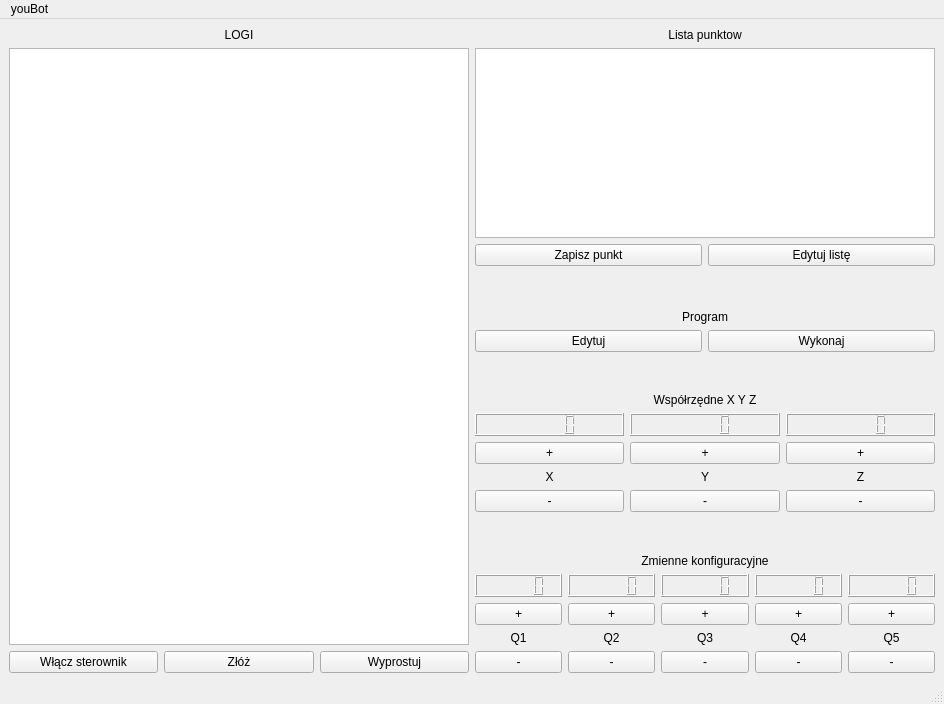
The window that gui_ros_template/ui/main_window.ui (arek-szczech/youbot) describes before a commit, drawn with Qt 5.
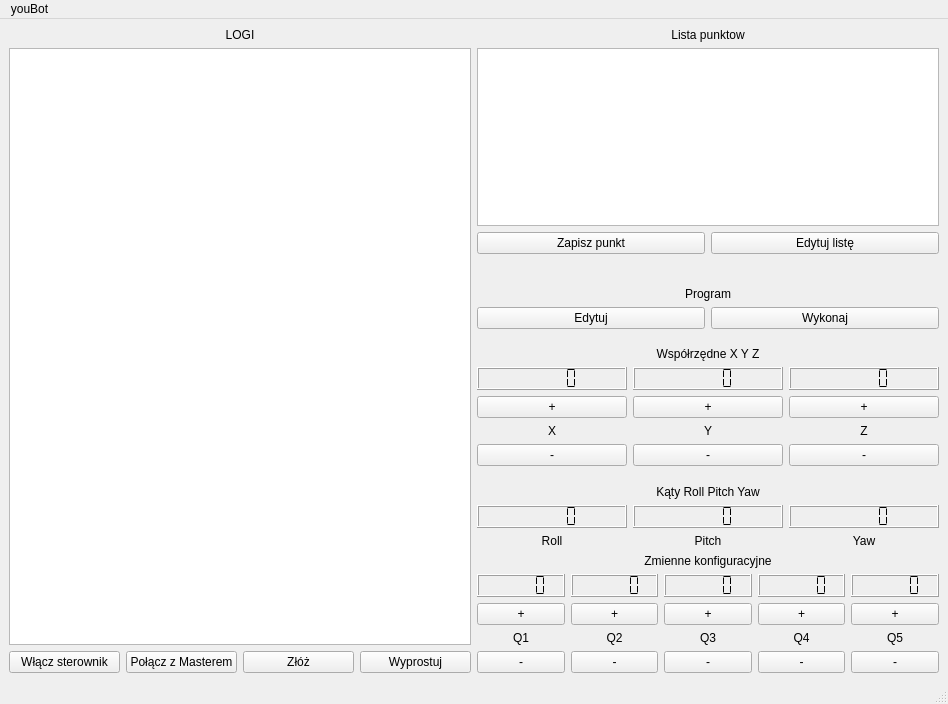
The same window after the commit. Icons and pictures are not drawn.

```diff
--- a/gui_ros_template/ui/main_window.ui
+++ b/gui_ros_template/ui/main_window.ui
@@ -6,7 +6,7 @@
    <rect>
     <x>0</x>
     <y>0</y>
-    <width>944</width>
+    <width>948</width>
     <height>704</height>
    </rect>
   </property>
@@ -46,6 +46,13 @@
           </property>
          </widget>
         </item>
+        <item>
+         <widget class="QPushButton" name="connect_master">
+          <property name="text">
+           <string>Połącz z Masterem</string>
+          </property>
+         </widget>
+        </item>
         <item>
          <widget class="QPushButton" name="fold">
           <property name="text">
@@ -67,7 +74,7 @@
     <item>
      <layout class="QVBoxLayout" name="verticalLayout_5">
       <item>
-       <layout class="QVBoxLayout" name="verticalLayout_3">
+       <layout class="QVBoxLayout" name="punkty">
         <item>
          <layout class="QHBoxLayout" name="horizontalLayout_7"/>
         </item>
@@ -171,7 +178,7 @@
        </spacer>
       </item>
       <item>
-       <layout class="QVBoxLayout" name="verticalLayout_2">
+       <layout class="QVBoxLayout" name="xyz">
         <item>
          <widget class="QLabel" name="var_cord_label">
           <property name="text">
@@ -185,13 +192,25 @@
         <item>
          <layout class="QHBoxLayout" name="horizontalLayout_16">
           <item>
-           <widget class="QLCDNumber" name="lcd_x"/>
+           <widget class="QLCDNumber" name="lcd_x">
+            <property name="segmentStyle">
+             <enum>QLCDNumber::Flat</enum>
+            </property>
+           </widget>
           </item>
           <item>
-           <widget class="QLCDNumber" name="lcd_y"/>
+           <widget class="QLCDNumber" name="lcd_y">
+            <property name="segmentStyle">
+             <enum>QLCDNumber::Flat</enum>
+            </property>
+           </widget>
           </item>
           <item>
-           <widget class="QLCDNumber" name="lcd_z"/>
+           <widget class="QLCDNumber" name="lcd_z">
+            <property name="segmentStyle">
+             <enum>QLCDNumber::Flat</enum>
+            </property>
+           </widget>
           </item>
          </layout>
         </item>
@@ -295,7 +314,88 @@
        </spacer>
       </item>
       <item>
-       <layout class="QVBoxLayout" name="verticalLayout">
+       <layout class="QVBoxLayout" name="rpy">
+        <item>
+         <layout class="QVBoxLayout" name="verticalLayout_3">
+          <item>
+           <widget class="QLabel" name="label">
+            <property name="text">
+             <string>Kąty Roll Pitch Yaw</string>
+            </property>
+            <property name="alignment">
+             <set>Qt::AlignCenter</set>
+            </property>
+           </widget>
+          </item>
+          <item>
+           <layout class="QVBoxLayout" name="verticalLayout_2">
+            <item>
+             <layout class="QHBoxLayout" name="horizontalLayout_14">
+              <item>
+               <widget class="QLCDNumber" name="lcdNumber">
+                <property name="segmentStyle">
+                 <enum>QLCDNumber::Flat</enum>
+                </property>
+               </widget>
+              </item>
+              <item>
+               <widget class="QLCDNumber" name="lcdNumber_3">
+                <property name="segmentStyle">
+                 <enum>QLCDNumber::Flat</enum>
+                </property>
+               </widget>
+              </item>
+              <item>
+               <widget class="QLCDNumber" name="lcdNumber_2">
+                <property name="segmentStyle">
+                 <enum>QLCDNumber::Flat</enum>
+                </property>
+               </widget>
+              </item>
+             </layout>
+            </item>
+            <item>
+             <layout class="QHBoxLayout" name="horizontalLayout_15">
+              <item>
+               <widget class="QLabel" name="label_4">
+                <property name="text">
+                 <string>Roll</string>
+                </property>
+                <property name="alignment">
+                 <set>Qt::AlignCenter</set>
+                </property>
+               </widget>
+              </item>
+              <item>
+               <widget class="QLabel" name="label_3">
+                <property name="text">
+                 <string>Pitch</string>
+                </property>
+                <property name="alignment">
+                 <set>Qt::AlignCenter</set>
+                </property>
+               </widget>
+              </item>
+              <item>
+               <widget class="QLabel" name="label_2">
+                <property name="text">
+                 <string>Yaw</string>
+                </property>
+                <property name="alignment">
+                 <set>Qt::AlignCenter</set>
+                </property>
+               </widget>
+              </item>
+             </layout>
+            </item>
+           </layout>
+          </item>
+         </layout>
+        </item>
+       </layout>
+      </item>
+      <item>
+       <layout class="QVBoxLayout" name="joints">
         <item>
          <widget class="QLabel" name="var_q_label">
           <property name="text">
@@ -309,19 +409,39 @@
         <item>
          <layout class="QHBoxLayout" name="horizontalLayout_13">
           <item>
-           <widget class="QLCDNumber" name="lcd_q1"/>
+           <widget class="QLCDNumber" name="lcd_q1">
+            <property name="segmentStyle">
+             <enum>QLCDNumber::Flat</enum>
+            </property>
+           </widget>
           </item>
           <item>
-           <widget class="QLCDNumber" name="lcd_q2"/>
+           <widget class="QLCDNumber" name="lcd_q2">
+            <property name="segmentStyle">
+             <enum>QLCDNumber::Flat</enum>
+            </property>
+           </widget>
           </item>
           <item>
-           <widget class="QLCDNumber" name="lcd_q3"/>
+           <widget class="QLCDNumber" name="lcd_q3">
+            <property name="segmentStyle">
+             <enum>QLCDNumber::Flat</enum>
+            </property>
+           </widget>
           </item>
           <item>
-           <widget class="QLCDNumber" name="lcd_q4"/>
+           <widget class="QLCDNumber" name="lcd_q4">
+            <property name="segmentStyle">
+             <enum>QLCDNumber::Flat</enum>
+            </property>
+           </widget>
           </item>
           <item>
-           <widget class="QLCDNumber" name="lcd_q5"/>
+           <widget class="QLCDNumber" name="lcd_q5">
+            <property name="segmentStyle">
+             <enum>QLCDNumber::Flat</enum>
+            </property>
+           </widget>
           </item>
          </layout>
         </item>
@@ -468,7 +588,7 @@
     <rect>
      <x>0</x>
      <y>0</y>
-     <width>944</width>
+     <width>948</width>
      <height>25</height>
     </rect>
    </property>
```
Left out of the diff: 4 changed lines with no effect on the pictures.
